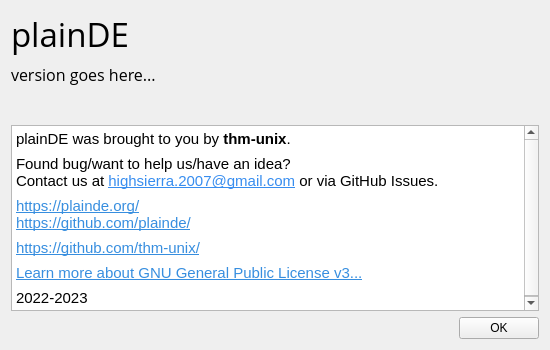
plainDE/plainAbout, file about.ui: the form before one commit.
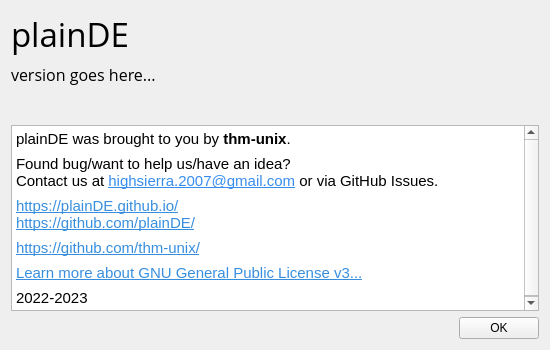
The form after the commit. Icons and pictures are not drawn.

```diff
--- a/about.ui
+++ b/about.ui
@@ -104,7 +104,7 @@
 &lt;/style&gt;&lt;/head&gt;&lt;body style=&quot; font-family:'Sans Serif'; font-size:9pt; font-weight:400; font-style:normal;&quot;&gt;
 &lt;p style=&quot; margin-top:7px; margin-bottom:7px; margin-left:0px; margin-right:0px; -qt-block-indent:0; text-indent:0px;&quot;&gt;&lt;span style=&quot; font-family:'Cantarell'; font-size:11pt;&quot;&gt;plainDE was brought to you by &lt;/span&gt;&lt;span style=&quot; font-family:'Cantarell'; font-size:11pt; font-weight:696;&quot;&gt;thm-unix&lt;/span&gt;&lt;span style=&quot; font-family:'Cantarell'; font-size:11pt;&quot;&gt;.&lt;/span&gt;&lt;/p&gt;
 &lt;p style=&quot; margin-top:7px; margin-bottom:7px; margin-left:0px; margin-right:0px; -qt-block-indent:0; text-indent:0px;&quot;&gt;&lt;span style=&quot; font-family:'Cantarell'; font-size:11pt;&quot;&gt;Found bug/want to help us/have an idea?&lt;br /&gt;Contact us at &lt;/span&gt;&lt;a href=&quot;mailto:highsierra.2007@gmail.com&quot;&gt;&lt;span style=&quot; font-size:11pt; text-decoration: underline; color:#378def;&quot;&gt;highsierra.2007@gmail.com&lt;/span&gt;&lt;/a&gt;&lt;span style=&quot; font-family:'Cantarell'; font-size:11pt;&quot;&gt; or via GitHub Issues.&lt;/span&gt;&lt;/p&gt;
-&lt;p style=&quot; margin-top:7px; margin-bottom:7px; margin-left:0px; margin-right:0px; -qt-block-indent:0; text-indent:0px;&quot;&gt;&lt;a href=&quot;https://plainde.org/&quot;&gt;&lt;span style=&quot; font-size:11pt; text-decoration: underline; color:#378edf;&quot;&gt;https://plainde.org/&lt;/span&gt;&lt;/a&gt;&lt;a href=&quot;https://plainde.org/&quot;&gt;&lt;span style=&quot; font-family:'Cantarell'; font-size:11pt; text-decoration: underline; color:#378edf;&quot;&gt;&lt;br /&gt;&lt;/span&gt;&lt;/a&gt;&lt;a href=&quot;https://github.com/plainde/&quot;&gt;&lt;span style=&quot; font-size:11pt; text-decoration: underline; color:#378edf;&quot;&gt;https://github.com/plainde/&lt;/span&gt;&lt;/a&gt;&lt;/p&gt;
+&lt;p style=&quot; margin-top:7px; margin-bottom:7px; margin-left:0px; margin-right:0px; -qt-block-indent:0; text-indent:0px;&quot;&gt;&lt;a href=&quot;https://plainde.github.io&quot;&gt;&lt;span style=&quot; font-size:11pt; text-decoration: underline; color:#378edf;&quot;&gt;https://plainDE.github.io/&lt;/span&gt;&lt;/a&gt;&lt;span style=&quot; font-family:'Cantarell'; font-size:11pt; text-decoration: underline; color:#378edf;&quot;&gt;&lt;br /&gt;&lt;/span&gt;&lt;a href=&quot;https://github.com/plainde/&quot;&gt;&lt;span style=&quot; font-size:11pt; text-decoration: underline; color:#378edf;&quot;&gt;https://github.com/plainDE/&lt;/span&gt;&lt;/a&gt;&lt;/p&gt;
 &lt;p style=&quot; margin-top:7px; margin-bottom:7px; margin-left:0px; margin-right:0px; -qt-block-indent:0; text-indent:0px;&quot;&gt;&lt;a href=&quot;https://github.com/thm-unix/&quot;&gt;&lt;span style=&quot; font-size:11pt; text-decoration: underline; color:#378edf;&quot;&gt;https://github.com/thm-unix/&lt;/span&gt;&lt;/a&gt;&lt;/p&gt;
 &lt;p style=&quot; margin-top:7px; margin-bottom:7px; margin-left:0px; margin-right:0px; -qt-block-indent:0; text-indent:0px;&quot;&gt;&lt;a href=&quot;https://www.gnu.org/licenses/gpl-3.0.html&quot;&gt;&lt;span style=&quot; font-family:'Cantarell'; font-size:11pt; text-decoration: underline; color:#378edf;&quot;&gt;Learn more about GNU General Public License v3...&lt;/span&gt;&lt;/a&gt;&lt;/p&gt;
 &lt;p style=&quot; margin-top:7px; margin-bottom:7px; margin-left:0px; margin-right:0px; -qt-block-indent:0; text-indent:0px;&quot;&gt;&lt;span style=&quot; font-family:'Cantarell'; font-size:11pt;&quot;&gt;2022-2023&lt;/span&gt;&lt;/p&gt;&lt;/body&gt;&lt;/html&gt;</string>
```
